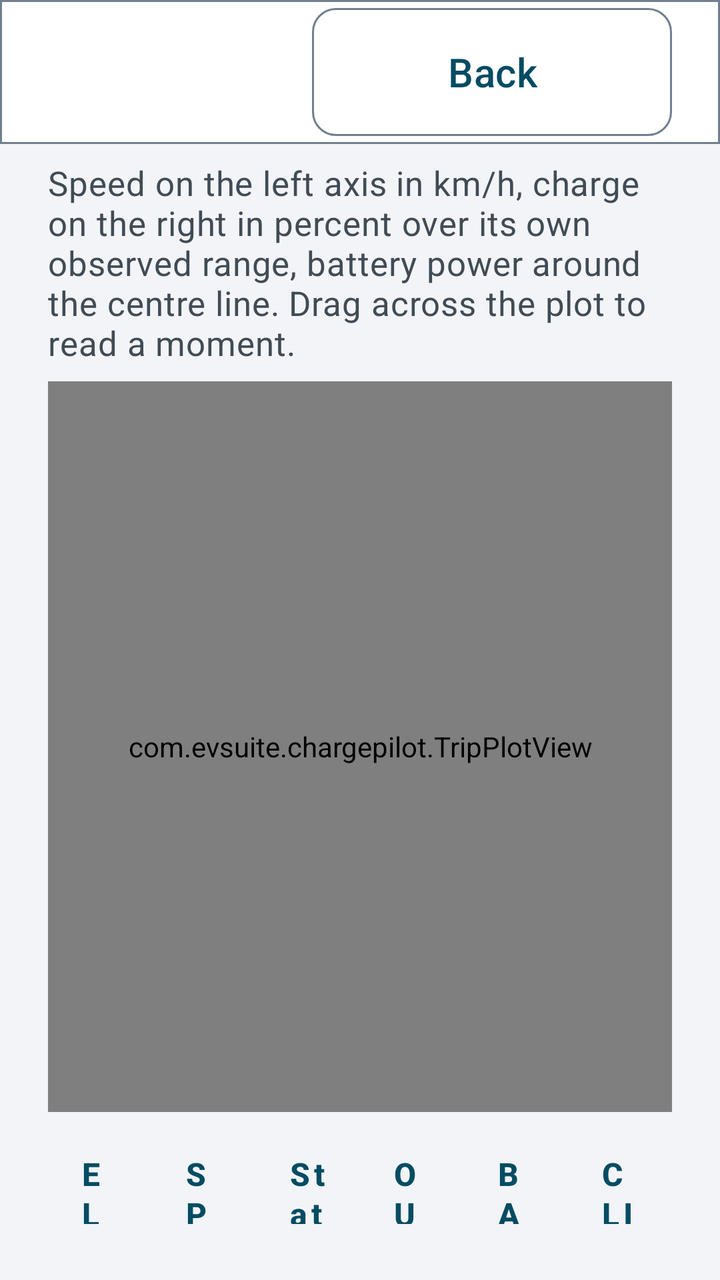
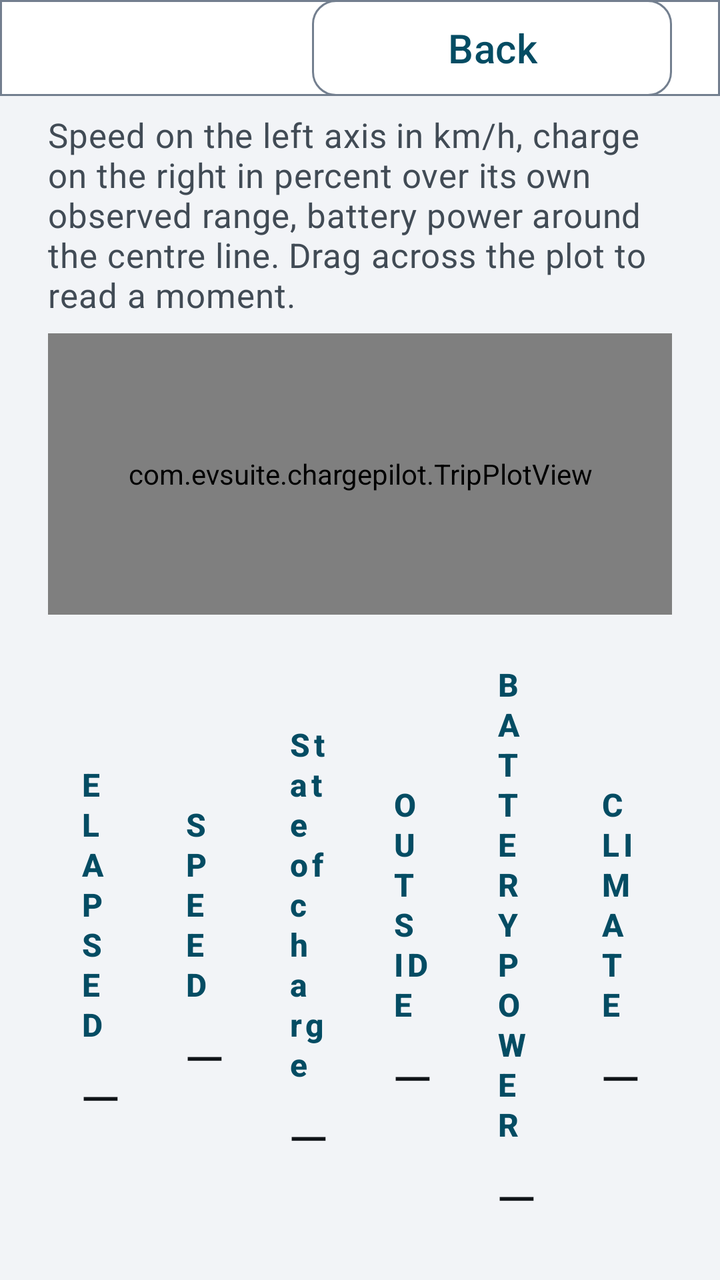

Two renders of the same Android screen: before a commit and after it. Below are the layout's source before the change and the commit's diff.
<!-- AndroidManifest.xml: application theme Theme.EVChargePilot -->
<!-- res/layout/activity_trip_plot.xml -->
<?xml version="1.0" encoding="utf-8"?>
<LinearLayout xmlns:android="http://schemas.android.com/apk/res/android"
    android:layout_width="match_parent"
    android:layout_height="match_parent"
    android:orientation="vertical">

    <LinearLayout
        android:layout_width="match_parent"
        android:layout_height="@dimen/touch_target"
        android:background="@drawable/bg_topbar"
        android:gravity="center_vertical"
        android:orientation="horizontal"
        android:paddingStart="@dimen/spacing_lg"
        android:paddingEnd="@dimen/spacing_lg">

        <TextView
            android:id="@+id/plotTitle"
            android:layout_width="0dp"
            android:layout_height="wrap_content"
            android:layout_weight="1"
            android:textAppearance="@style/Text.EV.Title" />

        <com.google.android.material.button.MaterialButton
            android:id="@+id/backAction"
            style="@style/Widget.EV.Button.Outlined"
            android:layout_width="180dp"
            android:layout_height="@dimen/touch_target"
            android:text="@string/action_back" />
    </LinearLayout>

    <TextView
        android:id="@+id/plotLegend"
        android:layout_width="match_parent"
        android:layout_height="wrap_content"
        android:paddingStart="@dimen/spacing_lg"
        android:paddingEnd="@dimen/spacing_lg"
        android:paddingTop="@dimen/spacing_sm"
        android:text="@string/trip_plot_legend"
        android:textAppearance="@style/Text.EV.Secondary" />

    <com.evsuite.chargepilot.TripPlotView
        android:id="@+id/tripPlot"
        android:layout_width="match_parent"
        android:layout_height="0dp"
        android:layout_marginStart="@dimen/spacing_lg"
        android:layout_marginEnd="@dimen/spacing_lg"
        android:layout_marginTop="@dimen/spacing_sm"
        android:layout_weight="1"
        android:background="@drawable/bg_card"
        android:importantForAccessibility="yes" />

    <LinearLayout
        android:layout_width="match_parent"
        android:layout_height="@dimen/chargepilot_readout_height"
        android:baselineAligned="false"
        android:orientation="horizontal"
        android:paddingStart="@dimen/spacing_lg"
        android:paddingEnd="@dimen/spacing_lg"
        android:paddingTop="@dimen/spacing_sm"
        android:paddingBottom="@dimen/spacing_sm">

        <LinearLayout style="@style/Widget.EV.Readout" android:layout_weight="1">
            <TextView style="@style/Text.EV.ReadoutLabel" android:text="@string/label_plot_cursor_time" />
            <TextView android:id="@+id/cursorTime" style="@style/Text.EV.ReadoutValue" />
        </LinearLayout>
        <LinearLayout style="@style/Widget.EV.Readout" android:layout_weight="1">
            <TextView style="@style/Text.EV.ReadoutLabel" android:text="@string/label_speed" />
            <TextView android:id="@+id/cursorSpeed" style="@style/Text.EV.ReadoutValue" />
        </LinearLayout>
        <LinearLayout style="@style/Widget.EV.Readout" android:layout_weight="1">
            <TextView style="@style/Text.EV.ReadoutLabel" android:text="@string/label_soc" />
            <TextView android:id="@+id/cursorSoc" style="@style/Text.EV.ReadoutValue" />
        </LinearLayout>
        <LinearLayout style="@style/Widget.EV.Readout" android:layout_weight="1">
            <TextView style="@style/Text.EV.ReadoutLabel" android:text="@string/label_outside_temp" />
            <TextView android:id="@+id/cursorOutsideTemp" style="@style/Text.EV.ReadoutValue" />
        </LinearLayout>
        <LinearLayout style="@style/Widget.EV.Readout" android:layout_weight="1">
            <TextView style="@style/Text.EV.ReadoutLabel" android:text="@string/label_power" />
            <TextView android:id="@+id/cursorPower" style="@style/Text.EV.ReadoutValue" />
        </LinearLayout>
        <LinearLayout style="@style/Widget.EV.Readout" android:layout_weight="1">
            <TextView style="@style/Text.EV.ReadoutLabel" android:text="@string/label_climate" />
            <TextView android:id="@+id/cursorClimate" style="@style/Text.EV.ReadoutValue" />
        </LinearLayout>
    </LinearLayout>
</LinearLayout>
<!-- resources referenced by this layout -->
<resources>
  <dimen name="chargepilot_readout_height">84dp</dimen>
  <dimen name="spacing_lg">24dp</dimen>
  <dimen name="spacing_sm">8dp</dimen>
  <dimen name="touch_target">72dp</dimen>
  <!-- drawable bg_topbar (drawable) -->
  <?xml version="1.0" encoding="utf-8"?>
  <shape xmlns:android="http://schemas.android.com/apk/res/android" android:shape="rectangle">
      <solid android:color="@color/ev_surface" />
      <stroke android:width="1dp" android:color="@color/ev_outline" />
  </shape>
  <string name="action_back">Back</string>
  <string name="label_climate">CLIMATE</string>
  <string name="label_outside_temp">OUTSIDE</string>
  <string name="label_plot_cursor_time">ELAPSED</string>
  <string name="label_power">BATTERY POWER</string>
  <string name="label_soc">State of charge</string>
  <string name="label_speed">SPEED</string>
  <string name="trip_plot_legend">Speed on the left axis in km/h, charge on the right in percent over its own observed range, battery power around the centre line. Drag across the plot to read a moment.</string>
  <style name="Text.EV.ReadoutLabel" parent="Text.EV.SectionHeader">
          <item name="android:layout_width">wrap_content</item>
          <item name="android:layout_height">wrap_content</item>
      </style>
  <style name="Text.EV.Secondary" parent="TextAppearance.Material3.BodyMedium">
          <item name="android:textSize">@dimen/text_secondary</item>
          <item name="android:textColor">@color/ev_text_secondary</item>
      </style>
  <style name="Text.EV.Title" parent="TextAppearance.Material3.TitleLarge">
          <item name="android:textSize">@dimen/text_title</item>
          <item name="android:textColor">@color/ev_text_primary</item>
      </style>
  <color name="ev_surface">#FFFFFFFF</color>
  <color name="ev_outline">#FF737F8F</color>
  <dimen name="ev_corner">12dp</dimen>
  <style name="Text.EV.SectionHeader" parent="TextAppearance.Material3.LabelLarge">
          <item name="android:textSize">@dimen/text_label</item>
          <item name="android:textColor">@color/ev_accent</item>
          <item name="android:letterSpacing">0.12</item>
          <item name="android:textStyle">bold</item>
      </style>
  <string name="value_unavailable" translatable="false">—</string>
  <dimen name="text_secondary">17sp</dimen>
  <color name="ev_text_secondary">#FF414B55</color>
  <dimen name="text_title">26sp</dimen>
  <color name="ev_text_primary">#FF101418</color>
  <style name="ShapeAppearanceOverlay.EV.Button" parent="">
          <item name="cornerSize">@dimen/ev_corner</item>
      </style>
  <dimen name="text_body">20sp</dimen>
  <dimen name="spacing_md">16dp</dimen>
  <color name="ev_accent">#FF044C63</color>
  <color name="ev_on_accent">#FFFFFFFF</color>
  <color name="ev_surface_raised">#FFE4E8ED</color>
  <color name="ev_background">#FFF2F4F7</color>
  <color name="ev_error">#FF8F0F18</color>
  <style name="ThemeOverlay.EVChargePilot.Dialog" parent="ThemeOverlay.EV.Dialog">
          <item name="materialAlertDialogTitleTextStyle">@style/EVChargePilot.Dialog.Title</item>
          <item name="materialAlertDialogBodyTextStyle">@style/EVChargePilot.Dialog.Body</item>
      </style>
  <dimen name="text_label">16sp</dimen>
  <style name="EVChargePilot.Dialog.Title" parent="MaterialAlertDialog.Material3.Title.Text">
          <item name="android:textSize">@dimen/text_title</item>
          <item name="android:textColor">@color/ev_text_primary</item>
      </style>
  <style name="EVChargePilot.Dialog.Body" parent="MaterialAlertDialog.Material3.Body.Text">
          <item name="android:textSize">@dimen/text_secondary</item>
          <item name="android:textColor">@color/ev_text_primary</item>
          <item name="android:lineSpacingMultiplier">1.2</item>
      </style>
  <!-- unchanged entries left out for length: 7 -->
</resources>

<!-- the commit's change to res/layout/activity_trip_plot.xml (unified diff, before → after) -->
@@ -6,7 +6,7 @@
 
     <LinearLayout
         android:layout_width="match_parent"
-        android:layout_height="@dimen/touch_target"
+        android:layout_height="@dimen/chargepilot_bar_height"
         android:background="@drawable/bg_topbar"
         android:gravity="center_vertical"
         android:orientation="horizontal"
@@ -24,7 +24,9 @@
             android:id="@+id/backAction"
             style="@style/Widget.EV.Button.Outlined"
             android:layout_width="180dp"
-            android:layout_height="@dimen/touch_target"
+            android:layout_height="match_parent"
+            android:insetTop="0dp"
+            android:insetBottom="0dp"
             android:text="@string/action_back" />
     </LinearLayout>
 
@@ -34,7 +36,7 @@
         android:layout_height="wrap_content"
         android:paddingStart="@dimen/spacing_lg"
         android:paddingEnd="@dimen/spacing_lg"
-        android:paddingTop="@dimen/spacing_sm"
+        android:paddingTop="@dimen/chargepilot_bar_gap"
         android:text="@string/trip_plot_legend"
         android:textAppearance="@style/Text.EV.Secondary" />
 
@@ -49,9 +51,11 @@
         android:background="@drawable/bg_card"
         android:importantForAccessibility="yes" />
 
+    
     <LinearLayout
         android:layout_width="match_parent"
-        android:layout_height="@dimen/chargepilot_readout_height"
+        android:layout_height="wrap_content"
+        android:minHeight="@dimen/chargepilot_readout_height"
         android:baselineAligned="false"
         android:orientation="horizontal"
         android:paddingStart="@dimen/spacing_lg"
<!-- resource entries referenced after the edit -->
@@ -1,5 +1,7 @@
 <!-- resources referenced by this layout -->
 <resources>
+  <dimen name="chargepilot_bar_gap">@dimen/spacing_sm</dimen>
+  <dimen name="chargepilot_bar_height">48dp</dimen>
   <dimen name="chargepilot_readout_height">84dp</dimen>
   <dimen name="spacing_lg">24dp</dimen>
   <dimen name="spacing_sm">8dp</dimen>
